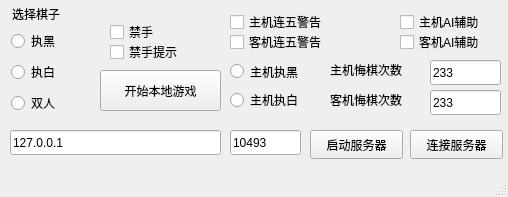
Qt form mainwindow.ui (w1049/Gobang) before a commit.
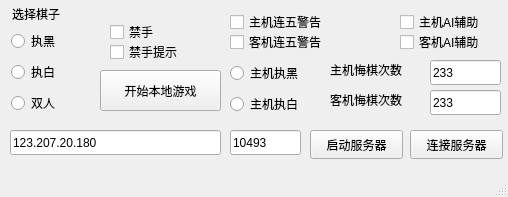
The same form after that commit.

Patch:
```diff
--- a/mainwindow.ui
+++ b/mainwindow.ui
@@ -109,7 +109,7 @@
      </rect>
     </property>
     <property name="text">
-     <string>127.0.0.1</string>
+     <string>123.207.20.180</string>
     </property>
    </widget>
    <widget class="QLineEdit" name="portLineEdit">
@@ -255,13 +255,13 @@
      <string>主机悔棋次数</string>
     </property>
    </widget>
-   <widget class="QWidget" name="">
+   <widget class="QWidget" name="layoutWidget">
     <property name="geometry">
      <rect>
       <x>230</x>
       <y>60</y>
       <width>101</width>
-      <height>51</height>
+      <height>57</height>
      </rect>
     </property>
     <layout class="QVBoxLayout" name="verticalLayout_2">
```
